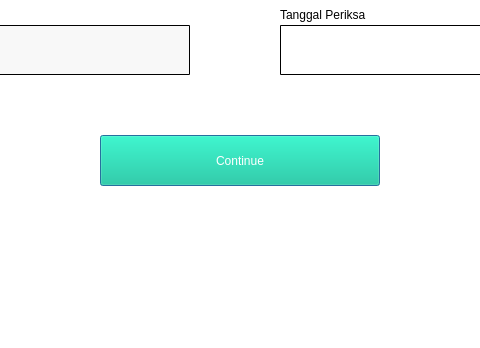
Old version of the form inputdatabalita.ui in the repository Gamdara/ekms; both pictures show x 370 to 850 and y 415 to 763 of the 1200 by 763 pixel window.
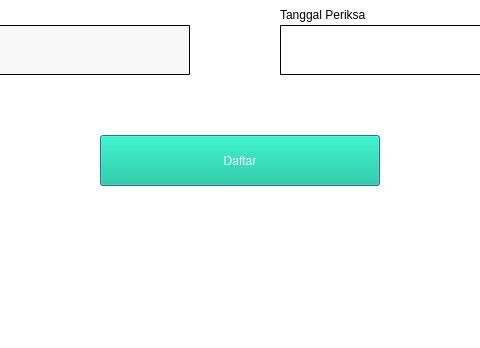
New version of the form.

What changed in the file:
```diff
--- a/inputdatabalita.ui
+++ b/inputdatabalita.ui
@@ -46,7 +46,7 @@
 font: 14pt &quot;MS Shell Dlg 2&quot;;</string>
     </property>
     <property name="text">
-     <string>Continue</string>
+     <string>Daftar</string>
     </property>
    </widget>
    <widget class="QLineEdit" name="nama_balita">
```
Left out of the diff: 4 changed lines with no effect on the pictures.
